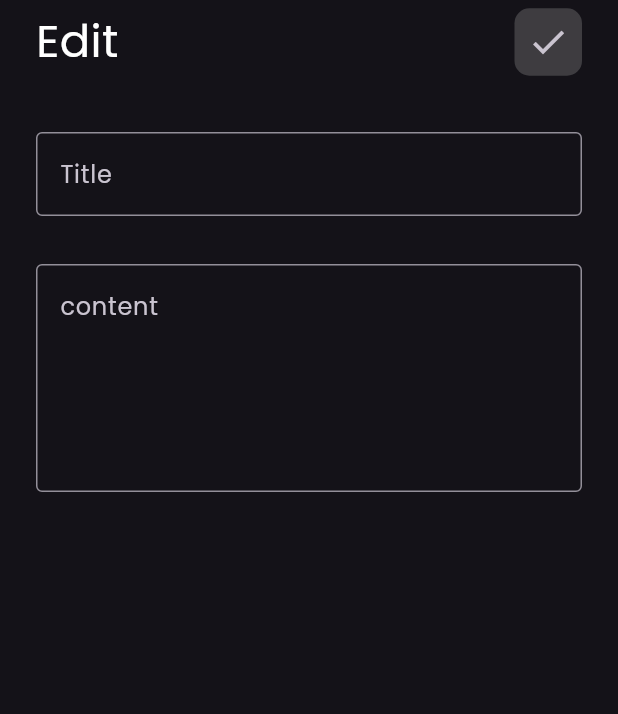
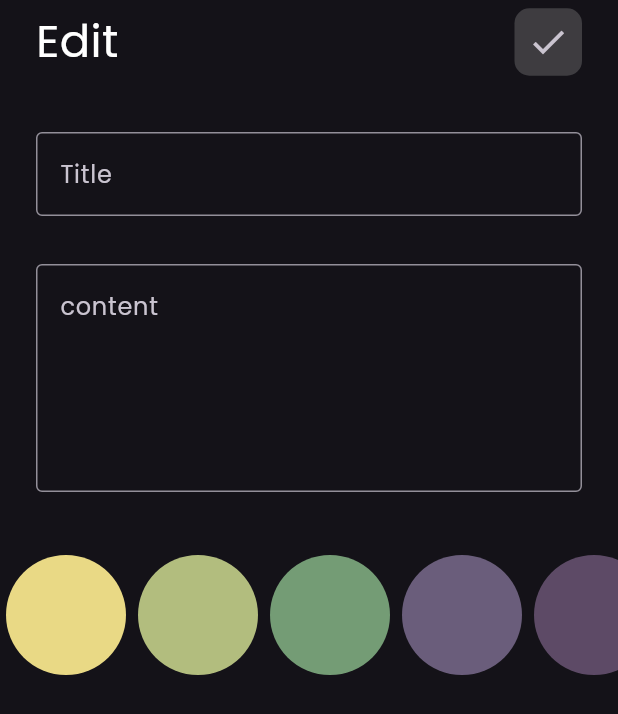
Before and after one commit to AhmeddElshiekh/notes_app, a Flutter app: the EditNotesScreen screen opened directly with empty values, after a tap on the "check" icon, on a phone screen of 412 x 824 dp. Shown: the top 714 px of the screen. Run offline on Flutter 3.47's test engine with Material 2 defaults, Android fonts, the phone set to English and light mode, and no system bars; our stand-ins replace bloc, conditional_builder_null_safety, flutter_bloc, hive, hive_flutter; accounts and stored records are empty.

Commit message:
edit_note_color_list_view done

```diff
--- a/lib/cubit/notes/notes_cubit.dart
+++ b/lib/cubit/notes/notes_cubit.dart
@@ -11,8 +11,7 @@ class NotesCubit extends Cubit<NoteStates> {
   NotesCubit() : super(AddNoteInitial());
   static NotesCubit get(context) => BlocProvider.of(context);
 
-  NoteModel? note;
-  Color? color ;
+  Color? color  ;
   addNote(NoteModel model)async{
     model.color = color!.value;
     emit(AddNoteLoadingState());
@@ -25,6 +24,13 @@ class NotesCubit extends Cubit<NoteStates> {
    });
   }
 
+  editNote(NoteModel model){
+    model.color = color!.value;
+    model.save();
+    emit(AddNoteSuccessfulState());
+
+  }
+
   List<NoteModel> notes = [];
   getAllNotes() {
     var notesBox = Hive.box<NoteModel>(kNoteBox);
--- a/lib/main.dart
+++ b/lib/main.dart
@@ -21,7 +21,7 @@ class MyApp extends StatelessWidget {
   @override
   Widget build(BuildContext context) {
     return BlocProvider(
-      create: (context) => NotesCubit()..getAllNotes(),
+      create: (context) => NotesCubit()..getAllNotes()..color = const Color(0xFFE9D985),
       child: MaterialApp(
         title: 'Flutter Demo',
         theme: ThemeData(
--- a/lib/screens/edit_notes_screen.dart
+++ b/lib/screens/edit_notes_screen.dart
@@ -2,7 +2,7 @@ import 'package:flutter/material.dart';
 import 'package:note_app/cubit/notes/notes_cubit.dart';
 import 'package:note_app/widgets/action_appBar.dart';
 import 'package:note_app/widgets/custom_text_form_filed.dart';
-
+import 'package:note_app/widgets/edit_note_color_list.dart';
 import '../model/note_model.dart';
 
 class EditNotesScreen extends StatefulWidget {
@@ -49,10 +49,15 @@ class _EditNotesScreenState extends State<EditNotesScreen> {
                 widget.note.content = contentController.text ;
 
               }
-
               widget.note.save();
               NotesCubit.get(context).getAllNotes();
               Navigator.pop(context);
+              ScaffoldMessenger.of(context).showSnackBar(
+                  const SnackBar(
+                    backgroundColor: Colors.green,
+                    content: Text(' Note updated successfully',style: TextStyle(color: Colors.white),),
+                  )
+              );
             },
           )
         ],
@@ -67,10 +72,11 @@ class _EditNotesScreenState extends State<EditNotesScreen> {
           ),
           Padding(
             padding:
-                const EdgeInsetsDirectional.only(start: 24, end: 24, top: 32),
+                const EdgeInsetsDirectional.only(start: 24, end: 24, top: 32,bottom: 32),
             child: CustomTextFormFiled(
                 hint: 'content', maxLines: 5, controller: contentController),
           ),
+          EditNoteColorListView(note: widget.note)
         ],
       ),
     );
--- /dev/null
+++ b/lib/widgets/edit_note_color_list.dart
@@ -0,0 +1,46 @@
+
+import 'package:flutter/material.dart';
+import 'package:note_app/widgets/color_list_view.dart';
+
+import '../constant.dart';
+import '../model/note_model.dart';
+
+class EditNoteColorListView extends StatefulWidget {
+  const EditNoteColorListView({super.key, required this.note});
+  final NoteModel note;
+  @override
+  State<EditNoteColorListView> createState() => _EditNoteColorListViewState();
+}
+
+class _EditNoteColorListViewState extends State<EditNoteColorListView> {
+
+
+  late int currentIndex ;
+  @override
+  void initState() {
+    currentIndex = kColors.indexOf(Color(widget.note.color));
+    super.initState();
+  }
+  @override
+
+  Widget build(BuildContext context) {
+    return SizedBox(
+      height: 100,
+      child: ListView.builder(
+        physics: const BouncingScrollPhysics(),
+        scrollDirection: Axis.horizontal,
+        itemCount: kColors.length,
+        itemBuilder: (context, index) =>  GestureDetector(
+          onTap: (){
+            currentIndex = index;
+            widget.note.color = kColors[index].value;
+            setState(() {});
+          },
+          child: ColorItem(
+            color: kColors[index],
+            isActive: currentIndex == index,
+          ),
+        ),),
+    );
+  }
+}
--- a/lib/widgets/note_item.dart
+++ b/lib/widgets/note_item.dart
@@ -44,7 +44,7 @@ class NoteItem extends StatelessWidget {
                     NotesCubit.get(context).getAllNotes();
                   });
 
-                }, icon: const Icon(Icons.delete,size: 30,color: Colors.black,)),
+                }, icon: const Icon(Icons.delete,size: 30,color: Colors.red,)),
               ),
               Padding(
                 padding: const EdgeInsetsDirectional.only(bottom: 44,end: 28),
--- a/pubspec.yaml
+++ b/pubspec.yaml
@@ -40,7 +40,6 @@ dependencies:
   flutter_bloc: ^8.1.3
   conditional_builder_null_safety: ^0.0.6
   intl: ^0.18.1
-
 dev_dependencies:
   flutter_test:
     sdk: flutter
```
Also changed, not shown: lib/widgets/color_list_view.dart (+6 -2 lines), lib/widgets/show_model_bottom_sheet.dart (+18 -2 lines).
